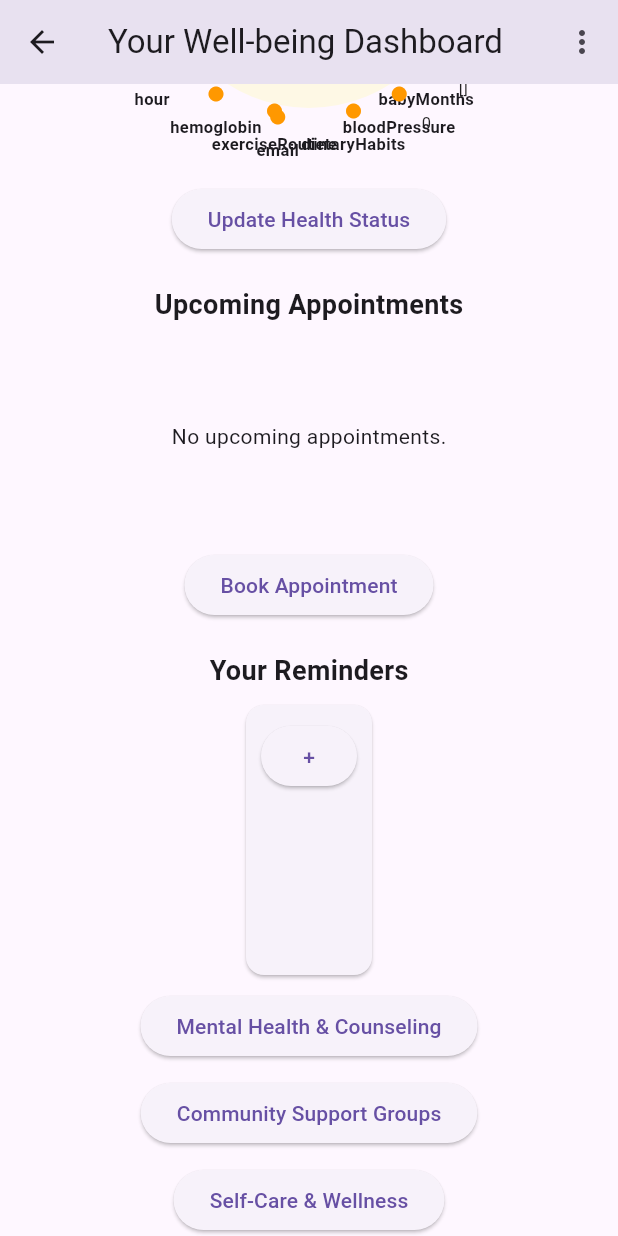
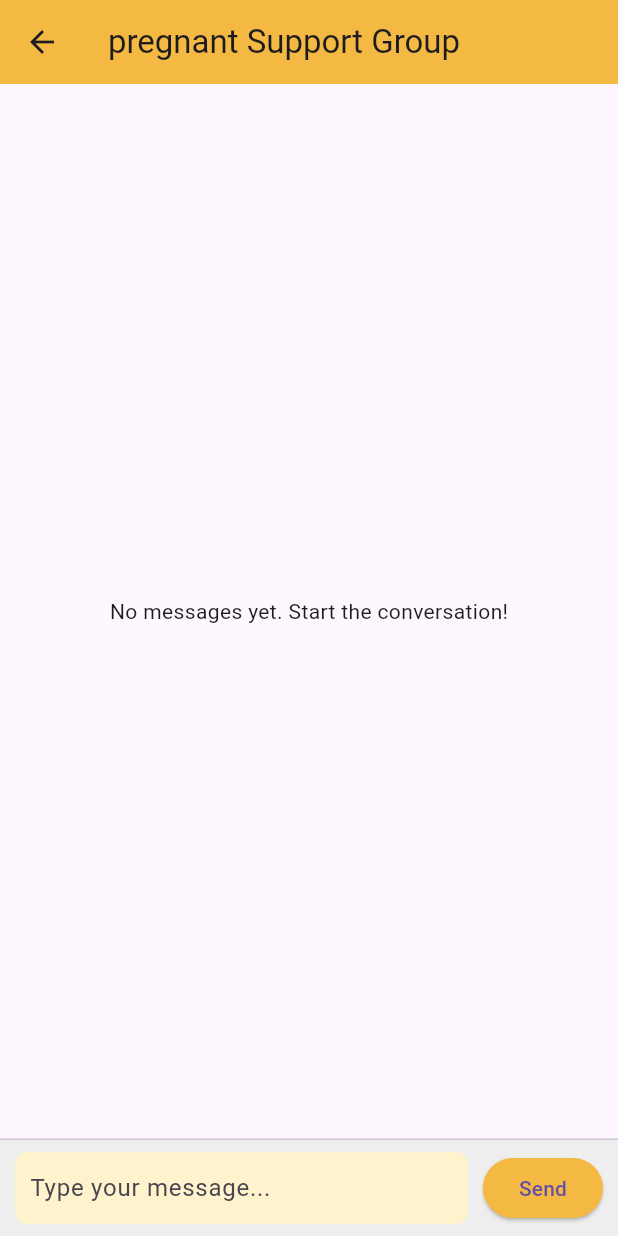
Before and after one commit to Anushri-Sakhardande/Yashoda, a Flutter app: the PregnantDashboard screen opened directly with empty values, scrolled down 308 dp, after a tap on "Community Support Groups", on a phone screen of 412 x 824 dp. Run offline on Flutter 3.47's test engine with Material 3 defaults, Android fonts, the phone set to English and light mode, and no system bars; our stand-ins replace cloud_firestore, firebase_auth, firebase_core, flutter_local_notifications, geocoding, geolocator and 2 more; accounts and stored records are empty; network calls fail.

Commit message:
mental health, chat bot, and community chat updated

```diff
--- /dev/null
+++ b/lib/presentation/screens/community_chat/group_chat_screen.dart
@@ -0,0 +1,123 @@
+import 'package:flutter/material.dart';
+import 'package:cloud_firestore/cloud_firestore.dart';
+
+class GroupChatScreen extends StatefulWidget {
+  final String groupName;
+
+  GroupChatScreen({required this.groupName});
+
+  @override
+  _GroupChatScreenState createState() => _GroupChatScreenState();
+}
+
+class _GroupChatScreenState extends State<GroupChatScreen> {
+  final TextEditingController _messageController = TextEditingController();
+
+  void sendMessage() async {
+    final message = _messageController.text.trim();
+    if (message.isNotEmpty) {
+      try {
+        await FirebaseFirestore.instance
+            .collection('chat_rooms')
+            .doc(widget.groupName)
+            .collection('messages')
+            .add({
+          'message': message,
+          'sender': 'Anonymous',
+          'timestamp': FieldValue.serverTimestamp(),
+        });
+        print("✅ Message sent: $message");
+        _messageController.clear();
+      } catch (e) {
+        print("❌ Failed to send message: $e");
+      }
+    }
+  }
+
+  @override
+  Widget build(BuildContext context) {
+    final Color mainColor = Color(0xFFF4B942);
+    final Color textFieldColor = Color(0xFFFFF3CD); // lighter version
+
+    return Scaffold(
+      appBar: AppBar(
+        title: Text("${widget.groupName} Support Group"),
+        backgroundColor: mainColor,
+      ),
+      body: Column(
+        children: [
+          Expanded(
+            child: StreamBuilder<QuerySnapshot>(
+              stream: FirebaseFirestore.instance
+                  .collection('chat_rooms')
+                  .doc(widget.groupName)
+                  .collection('messages')
+                  .orderBy('timestamp', descending: true)
+                  .snapshots(),
+              builder: (context, snapshot) {
+                if (snapshot.hasError) {
+                  return Center(child: Text("Error: ${snapshot.error}"));
+                }
+
+                if (snapshot.connectionState == ConnectionState.waiting) {
+                  return Center(child: CircularProgressIndicator());
+                }
+
+                final docs = snapshot.data?.docs;
+
+                if (docs == null || docs.isEmpty) {
+                  return Center(child: Text("No messages yet. Start the conversation!"));
+                }
+
+                return ListView.builder(
+                  reverse: true,
+                  itemCount: docs.length,
+                  itemBuilder: (context, index) {
+                    final messageData = docs[index].data() as Map<String, dynamic>;
+                    return ListTile(
+                      title: Text(messageData['message'] ?? ''),
+                      subtitle: Text(messageData['sender'] ?? 'Unknown'),
+                    );
+                  },
+                );
+              },
+            ),
+          ),
+          Divider(height: 1),
+          Container(
+            padding: EdgeInsets.symmetric(horizontal: 10, vertical: 8),
+            color: Colors.grey[200],
+            child: Row(
+              children: [
+                Expanded(
+                  child: Container(
+                    decoration: BoxDecoration(
+                      color: textFieldColor,
+                      borderRadius: BorderRadius.circular(8),
+                    ),
+                    padding: EdgeInsets.symmetric(horizontal: 10),
+                    child: TextField(
+                      controller: _messageController,
+                      decoration: InputDecoration(
+                        hintText: "Type your message...",
+                        border: InputBorder.none,
+                      ),
+                    ),
+                  ),
+                ),
+                SizedBox(width: 10),
+                ElevatedButton(
+                  style: ElevatedButton.styleFrom(
+                    backgroundColor: mainColor,
+                  ),
+                  onPressed: sendMessage,
+                  child: Text("Send"),
+                ),
+              ],
+            ),
+          ),
+        ],
+      ),
+    );
+  }
+}
--- a/lib/presentation/screens/pregnant_dashboard/pregnant_dashboard.dart
+++ b/lib/presentation/screens/pregnant_dashboard/pregnant_dashboard.dart
@@ -8,6 +8,7 @@ import '../../widgets/health_update_banner.dart';
 import '../../widgets/health_circle.dart';
 import '../appointment/upcoming_appointments.dart';
 import '../../widgets/reminders_card.dart';
+import '../community_chat/group_chat_screen.dart'; // ✅ Community chat screen
 
 class PregnantDashboard extends StatelessWidget {
   final dynamic userProfile;
@@ -27,7 +28,6 @@ class PregnantDashboard extends StatelessWidget {
           crossAxisAlignment: CrossAxisAlignment.start,
           children: [
             HealthStatusBanner(userId: userProfile["uid"]),
-
             Padding(
               padding: EdgeInsets.symmetric(horizontal: 20),
               child: Column(
@@ -45,16 +45,9 @@ class PregnantDashboard extends StatelessWidget {
                 ],
               ),
             ),
-
             SizedBox(height: 10),
-
-            SingleChildScrollView(
-              child: Expanded(
-                child: Column(
-                  children: [
             StreamBuilder<DocumentSnapshot>(
-                      stream:
-                      FirebaseFirestore.instance
+              stream: FirebaseFirestore.instance
                   .collection("health_status")
                   .doc(userProfile["uid"])
                   .snapshots(),
@@ -63,8 +56,7 @@ class PregnantDashboard extends StatelessWidget {
                   return Center(child: CircularProgressIndicator());
                 }
 
-                        var healthData =
-                        snapshot.data!.data() as Map<String, dynamic>?;
+                var healthData = snapshot.data!.data() as Map<String, dynamic>?;
 
                 if (healthData == null) {
                   return Padding(
@@ -79,24 +71,17 @@ class PregnantDashboard extends StatelessWidget {
                 return Center(
                   child: HealthStatusCircle(
                     healthData: healthData,
-                            centerText:
-                            userProfile["pregnancyWeeks"].toString() +
-                                "Weeks of Pregnancy",
+                    centerText: "${userProfile["pregnancyWeeks"]} Weeks of Pregnancy",
                   ),
                 );
               },
             ),
-                    // Navigate to Health Status Update
             ElevatedButton(
               onPressed: () {
                 Navigator.push(
                   context,
                   MaterialPageRoute(
-                            builder:
-                                (context) =>
-                                HealthStatusScreen(
-                                  userId: userProfile["uid"],
-                                ),
+                    builder: (context) => HealthStatusScreen(userId: userProfile["uid"]),
                   ),
                 );
               },
@@ -107,43 +92,33 @@ class PregnantDashboard extends StatelessWidget {
               padding: EdgeInsets.symmetric(horizontal: 20),
               child: Text(
                 "Upcoming Appointments",
-                        style: TextStyle(
-                          fontSize: 18,
-                          fontWeight: FontWeight.bold,
+                style: TextStyle(fontSize: 18, fontWeight: FontWeight.bold),
               ),
             ),
-                    ),
-
             Container(
-                      height: 150, // Define height to prevent layout issues
+              height: 150,
               child: UpcomingAppointmentsScreen(
                 userId: userProfile["uid"],
-                        isAdmin:
-                        false, // Change to true if it's an admin dashboard
+                isAdmin: false,
               ),
             ),
-
             ElevatedButton(
               onPressed: () {
                 if (userProfile.exists && userProfile.data()?.containsKey("assignedAdmin") == true) {
                   Navigator.push(
                     context,
                     MaterialPageRoute(
-                              builder:
-                                  (context) =>
-                                  BookAppointmentScreen(
+                      builder: (context) => BookAppointmentScreen(
                         userId: userProfile["uid"],
                         adminId: userProfile["assignedAdmin"],
                       ),
                     ),
                   );
-                        }else {
+                } else {
                   Navigator.push(
                     context,
                     MaterialPageRoute(
-                              builder:
-                                  (context) =>
-                                  SearchAdminScreen(
+                      builder: (context) => SearchAdminScreen(
                         userUID: userProfile["uid"],
                       ),
                     ),
@@ -157,18 +132,13 @@ class PregnantDashboard extends StatelessWidget {
               padding: EdgeInsets.symmetric(horizontal: 20),
               child: Text(
                 "Your Reminders",
-                        style: TextStyle(
-                          fontSize: 18,
-                          fontWeight: FontWeight.bold,
+                style: TextStyle(fontSize: 18, fontWeight: FontWeight.bold),
               ),
             ),
-                    ),
-
             Container(
-                      height: 200, // Define height to prevent layout issues
+              height: 200,
               child: RemindersCard(),
             ),
-
             Padding(
               padding: EdgeInsets.symmetric(horizontal: 20),
               child: Column(
@@ -177,12 +147,17 @@ class PregnantDashboard extends StatelessWidget {
                     onPressed: () {
                       // Navigate to mental health support resources
                     },
-                            child: Text("Mental Health & Counseling"),
+                    child: Text("Mental Health & Wellness"),
                   ),
                   SizedBox(height: 10),
                   ElevatedButton(
                     onPressed: () {
-                              // Navigate to community support groups
+                      Navigator.push(
+                        context,
+                        MaterialPageRoute(
+                          builder: (context) => GroupChatScreen(groupName: "pregnant"),
+                        ),
+                      );
                     },
                     child: Text("Community Support Groups"),
                   ),
@@ -199,10 +174,6 @@ class PregnantDashboard extends StatelessWidget {
           ],
         ),
       ),
-            ),
-          ],
-        ),
-      ),
     );
   }
 }
```
Also changed, not shown: lib/core/services/chat_service.dart (added, +38 -0 lines), lib/main.dart (+37 -20 lines), lib/presentation/screens/chatbot/chat_screen.dart (added, +85 -0 lines), lib/presentation/screens/mental_health/MentalHealthScreen.dart (added, +75 -0 lines), lib/presentation/screens/miscarried_dashboard/miscarried_dashboard.dart (+33 -37 lines), lib/presentation/screens/mother_dashboard/mother_dashboard.dart (+21 -63 lines), lib/presentation/widgets/ChatBotButton.dart (added, +21 -0 lines), pubspec.yaml (+6 -1 lines), lib/firebase_options.dart, 2 other files. Lines whose indentation alone changed are shown as unchanged.
